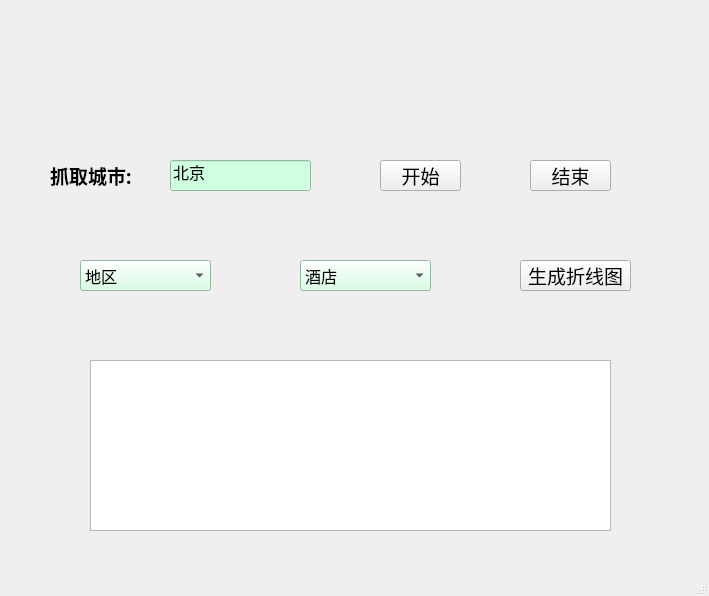
First picture: the form in Expedia.ui, repository zhangdashan123/workdir, before the edit.
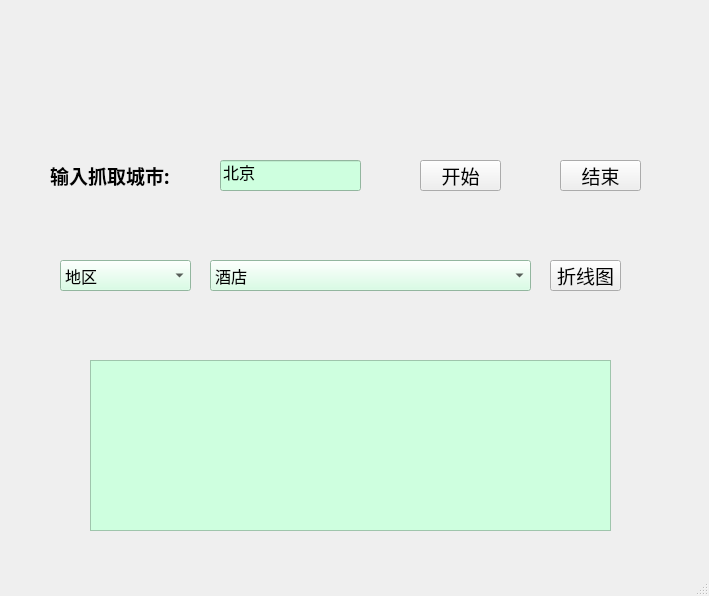
Second picture: the form after the edit.

Patch:
```diff
--- a/Expedia.ui
+++ b/Expedia.ui
@@ -19,7 +19,7 @@
      <rect>
       <x>50</x>
       <y>160</y>
-      <width>91</width>
+      <width>131</width>
       <height>31</height>
      </rect>
     </property>
@@ -35,13 +35,13 @@
      <string/>
     </property>
     <property name="text">
-     <string>抓取城市:</string>
+     <string>输入抓取城市:</string>
     </property>
    </widget>
    <widget class="QLineEdit" name="lineEdit">
     <property name="geometry">
      <rect>
-      <x>170</x>
+      <x>220</x>
       <y>160</y>
       <width>141</width>
       <height>31</height>
@@ -68,7 +68,7 @@
    <widget class="QPushButton" name="pushButton">
     <property name="geometry">
      <rect>
-      <x>380</x>
+      <x>420</x>
       <y>160</y>
       <width>81</width>
       <height>31</height>
@@ -92,7 +92,7 @@
    <widget class="QPushButton" name="pushButton_2">
     <property name="geometry">
      <rect>
-      <x>530</x>
+      <x>560</x>
       <y>160</y>
       <width>81</width>
       <height>31</height>
@@ -113,7 +113,7 @@
    <widget class="QComboBox" name="comboBox">
     <property name="geometry">
      <rect>
-      <x>80</x>
+      <x>60</x>
       <y>260</y>
       <width>131</width>
       <height>31</height>
@@ -137,9 +137,9 @@
    <widget class="QComboBox" name="comboBox_2">
     <property name="geometry">
      <rect>
-      <x>300</x>
+      <x>210</x>
       <y>260</y>
-      <width>131</width>
+      <width>321</width>
       <height>31</height>
      </rect>
     </property>
@@ -161,9 +161,9 @@
    <widget class="QPushButton" name="pushButton_3">
     <property name="geometry">
      <rect>
-      <x>520</x>
+      <x>550</x>
       <y>260</y>
-      <width>111</width>
+      <width>71</width>
       <height>31</height>
      </rect>
     </property>
@@ -176,7 +176,7 @@
      </font>
     </property>
     <property name="text">
-     <string>生成折线图</string>
+     <string>折线图</string>
     </property>
    </widget>
    <widget class="QTextEdit" name="textEdit">
@@ -188,6 +188,9 @@
       <height>171</height>
      </rect>
     </property>
+    <property name="styleSheet">
+     <string notr="true">background-color: rgb(206, 255, 223);</string>
+    </property>
    </widget>
   </widget>
   <widget class="QMenuBar" name="menubar">
```
Left out of the diff: 11 changed lines with no effect on the pictures.
